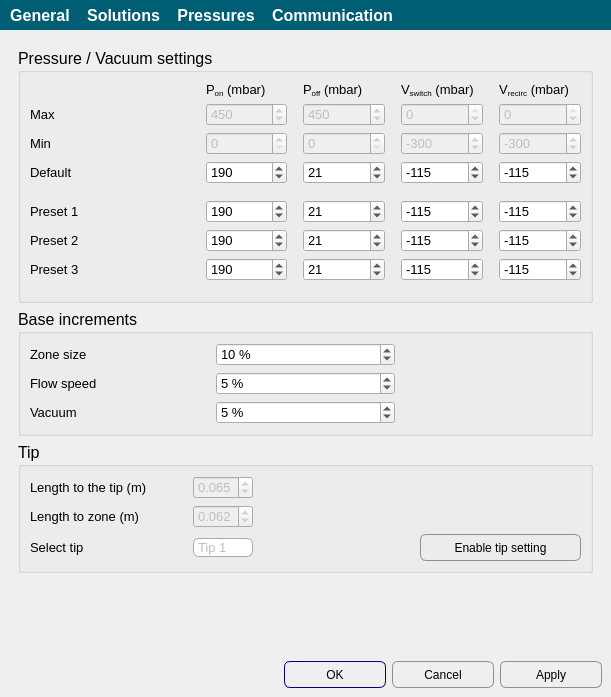
Above: apps/Biopen_wizard/tools.ui from bellonemauro/Labonatip2.0 before the change. Below: the same form after it.
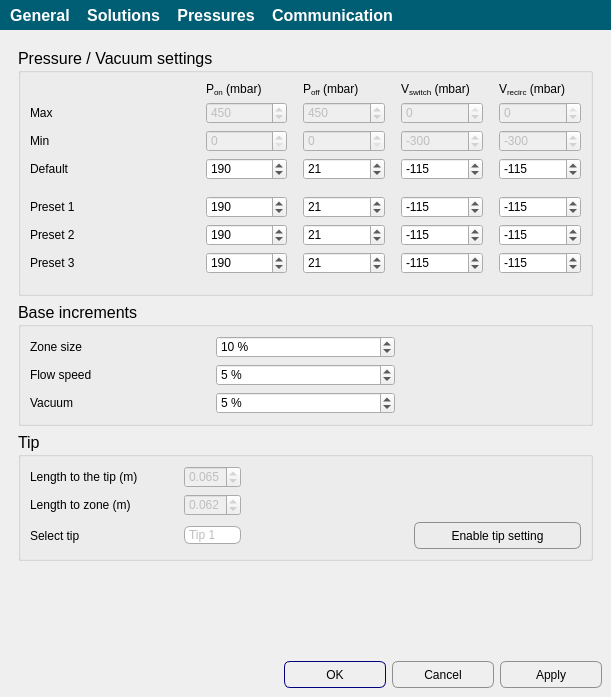
That is the form after the change. The open tabs and pages were chosen to show the change. Icons and pictures are not drawn.

Diff of the .ui file:
```diff
--- a/apps/Biopen_wizard/tools.ui
+++ b/apps/Biopen_wizard/tools.ui
@@ -20,6 +20,7 @@
 font-size: 16px;
 font-weight: 900;
 }
+
 QToolButton:hover {
 color:rgb(255,255,255);
      background-color: rgb(0, 94, 116);
@@ -37,6 +38,7 @@
 QCheckBox {
     background-color: transparent;
     color: black;
+    font-size: 12px;
 }
 
 
@@ -68,73 +70,9 @@
 QCheckBox::indicator:unchecked {
     background-color: #FAFAFA;
     border: 1px solid darkgrey;
-}</string>
-  </property>
-  <property name="iconSize">
-   <size>
-    <width>60</width>
-    <height>60</height>
-   </size>
-  </property>
-  <widget class="QWidget" name="centralwidget">
-   <layout class="QGridLayout" name="gridLayout_2">
-    <item row="1" column="0">
-     <widget class="QDialogButtonBox" name="buttonBox">
-      <property name="font">
-       <font>
-        <pointsize>11</pointsize>
-       </font>
-      </property>
-      <property name="styleSheet">
-       <string notr="true"> QPushButton {
-     border: 1px solid #8f8f91;
-     border-radius: 6px;
-     width: 100px;
-     height: 25px;
-     font-size: 12px;
-     background-color: qlineargradient(x1: 0, y1: 0, x2: 0, y2: 1,
-                                       stop: 0 #f6f7fa, stop: 1 #dadbde);
+}
 
- }
-
-
- QPushButton:focus:pressed {
-     background-color: qlineargradient(x1: 0, y1: 0, x2: 0, y2: 1,
-                                       stop: 0 #F0F0FF, stop: 1 #f6f7fa);
- }
-
- QPushButton:hover {
-     background-color: qlineargradient(x1: 0, y1: 0, x2: 0, y2: 1,
-                                       stop: 0 #f6f7fa, stop: 1 #F0F0FF);
- }
-
-QPushButton:disabled{ background-color: #CCCCCC; }
-
- QPushButton:flat {
-     border: none; /* no border for a flat push button */
- }
-
- QPushButton:default {
-     border-color: navy; /* make the default button prominent */
- }</string>
-      </property>
-      <property name="standardButtons">
-       <set>QDialogButtonBox::Apply|QDialogButtonBox::Cancel|QDialogButtonBox::Ok</set>
-      </property>
-     </widget>
-    </item>
-    <item row="0" column="0">
-     <widget class="QStackedWidget" name="stackedWidget">
-      <property name="font">
-       <font>
-        <pointsize>11</pointsize>
-       </font>
-      </property>
-      <property name="acceptDrops">
-       <bool>false</bool>
-      </property>
-      <property name="styleSheet">
-       <string notr="true"> QPushButton {
+ QPushButton {
      border: 1px solid #8f8f91;
      border-radius: 6px;
      height: 25px;
@@ -170,6 +108,7 @@
     border-radius: 6px;
 	border-color: rgb(170, 170, 170);
     min-width: 6em;
+    font-size: 12px;
 	background-color: qlineargradient(x1: 0, y1: 0, x2: 0, y2: 1,
                                        stop: 0 #f6f7fa, stop: 1 #dadbde);
 }
@@ -199,7 +138,87 @@
     top: 1px;
     left: 1px;
 }
+
+QLabel 
+{
+    font-size: 12px;
+}
+
+
+QSpinBox {
+    font-size: 12px;
+}
+
+QDoubleSpinBox {
+    font-size: 12px;
+}
 </string>
+  </property>
+  <property name="iconSize">
+   <size>
+    <width>60</width>
+    <height>60</height>
+   </size>
+  </property>
+  <widget class="QWidget" name="centralwidget">
+   <layout class="QGridLayout" name="gridLayout_2">
+    <item row="1" column="0">
+     <widget class="QDialogButtonBox" name="buttonBox">
+      <property name="font">
+       <font>
+        <pointsize>11</pointsize>
+       </font>
+      </property>
+      <property name="styleSheet">
+       <string notr="true"> QPushButton {
+     border: 1px solid #8f8f91;
+     border-radius: 6px;
+     width: 100px;
+     height: 25px;
+     font-size: 12px;
+     background-color: qlineargradient(x1: 0, y1: 0, x2: 0, y2: 1,
+                                       stop: 0 #f6f7fa, stop: 1 #dadbde);
+
+ }
+
+
+ QPushButton:focus:pressed {
+     background-color: qlineargradient(x1: 0, y1: 0, x2: 0, y2: 1,
+                                       stop: 0 #F0F0FF, stop: 1 #f6f7fa);
+ }
+
+ QPushButton:hover {
+     background-color: qlineargradient(x1: 0, y1: 0, x2: 0, y2: 1,
+                                       stop: 0 #f6f7fa, stop: 1 #F0F0FF);
+ }
+
+QPushButton:disabled{ background-color: #CCCCCC; }
+
+ QPushButton:flat {
+     border: none; /* no border for a flat push button */
+ }
+
+ QPushButton:default {
+     border-color: navy; /* make the default button prominent */
+ }</string>
+      </property>
+      <property name="standardButtons">
+       <set>QDialogButtonBox::Apply|QDialogButtonBox::Cancel|QDialogButtonBox::Ok</set>
+      </property>
+     </widget>
+    </item>
+    <item row="0" column="0">
+     <widget class="QStackedWidget" name="stackedWidget">
+      <property name="font">
+       <font>
+        <pointsize>11</pointsize>
+       </font>
+      </property>
+      <property name="acceptDrops">
+       <bool>false</bool>
+      </property>
+      <property name="styleSheet">
+       <string notr="true"/>
       </property>
       <property name="frameShape">
        <enum>QFrame::NoFrame</enum>
@@ -2110,7 +2129,7 @@
             <widget class="QLabel" name="label_27">
              <property name="font">
               <font>
-               <pointsize>10</pointsize>
+               <pointsize>-1</pointsize>
               </font>
              </property>
              <property name="text">
@@ -2122,7 +2141,7 @@
             <widget class="QLabel" name="label_25">
              <property name="font">
               <font>
-               <pointsize>10</pointsize>
+               <pointsize>-1</pointsize>
               </font>
              </property>
              <property name="text">
@@ -2134,7 +2153,7 @@
             <widget class="QLabel" name="label_26">
              <property name="font">
               <font>
-               <pointsize>10</pointsize>
+               <pointsize>-1</pointsize>
               </font>
              </property>
              <property name="text">
@@ -2187,7 +2206,7 @@
              </property>
              <property name="font">
               <font>
-               <pointsize>10</pointsize>
+               <pointsize>-1</pointsize>
               </font>
              </property>
              <property name="toolTip">
@@ -2205,7 +2224,7 @@
             <widget class="QLabel" name="label_31">
              <property name="font">
               <font>
-               <pointsize>10</pointsize>
+               <pointsize>-1</pointsize>
               </font>
              </property>
              <property name="text">
@@ -2217,7 +2236,7 @@
             <widget class="QLabel" name="label_29">
              <property name="font">
               <font>
-               <pointsize>10</pointsize>
+               <pointsize>-1</pointsize>
               </font>
              </property>
              <property name="text">
@@ -2254,7 +2273,7 @@
              </property>
              <property name="font">
               <font>
-               <pointsize>10</pointsize>
+               <pointsize>-1</pointsize>
               </font>
              </property>
              <property name="toolTip">
@@ -2284,7 +2303,7 @@
              </property>
              <property name="font">
               <font>
-               <pointsize>10</pointsize>
+               <pointsize>-1</pointsize>
               </font>
              </property>
              <property name="toolTip">
@@ -2314,7 +2333,7 @@
              </property>
              <property name="font">
               <font>
-               <pointsize>10</pointsize>
+               <pointsize>-1</pointsize>
               </font>
              </property>
              <property name="toolTip">
@@ -2344,7 +2363,7 @@
              </property>
              <property name="font">
               <font>
-               <pointsize>10</pointsize>
+               <pointsize>-1</pointsize>
               </font>
              </property>
              <property name="toolTip">
@@ -2377,7 +2396,7 @@
              </property>
              <property name="font">
               <font>
-               <pointsize>10</pointsize>
+               <pointsize>-1</pointsize>
               </font>
              </property>
              <property name="toolTip">
@@ -2407,7 +2426,7 @@
              </property>
              <property name="font">
               <font>
-               <pointsize>10</pointsize>
+               <pointsize>-1</pointsize>
               </font>
              </property>
              <property name="toolTip">
@@ -2425,7 +2444,7 @@
             <widget class="QLabel" name="label_30">
              <property name="font">
               <font>
-               <pointsize>10</pointsize>
+               <pointsize>-1</pointsize>
               </font>
              </property>
              <property name="text">
@@ -2446,7 +2465,7 @@
              </property>
              <property name="font">
               <font>
-               <pointsize>10</pointsize>
+               <pointsize>-1</pointsize>
               </font>
              </property>
              <property name="toolTip">
@@ -2467,7 +2486,7 @@
             <widget class="QLabel" name="label_28">
              <property name="font">
               <font>
-               <pointsize>10</pointsize>
+               <pointsize>-1</pointsize>
               </font>
              </property>
              <property name="text">
@@ -2488,7 +2507,7 @@
              </property>
              <property name="font">
               <font>
-               <pointsize>10</pointsize>
+               <pointsize>-1</pointsize>
               </font>
              </property>
              <property name="toolTip">
@@ -2528,7 +2547,7 @@
              </property>
              <property name="font">
               <font>
-               <pointsize>10</pointsize>
+               <pointsize>-1</pointsize>
               </font>
              </property>
              <property name="toolTip">
@@ -2552,7 +2571,7 @@
              </property>
              <property name="font">
               <font>
-               <pointsize>10</pointsize>
+               <pointsize>-1</pointsize>
               </font>
              </property>
              <property name="toolTip">
@@ -2579,7 +2598,7 @@
              </property>
              <property name="font">
               <font>
-               <pointsize>10</pointsize>
+               <pointsize>-1</pointsize>
               </font>
              </property>
              <property name="toolTip">
@@ -2606,7 +2625,7 @@
              </property>
              <property name="font">
               <font>
-               <pointsize>10</pointsize>
+               <pointsize>-1</pointsize>
               </font>
              </property>
              <property name="toolTip">
@@ -2633,9 +2652,7 @@
              </property>
              <property name="font">
               <font>
-               <pointsize>10</pointsize>
-               <weight>50</weight>
-               <bold>false</bold>
+               <pointsize>-1</pointsize>
               </font>
              </property>
              <property name="toolTip">
@@ -2659,7 +2676,7 @@
              </property>
              <property name="font">
               <font>
-               <pointsize>10</pointsize>
+               <pointsize>-1</pointsize>
               </font>
              </property>
              <property name="text">
@@ -2677,7 +2694,7 @@
              </property>
              <property name="font">
               <font>
-               <pointsize>10</pointsize>
+               <pointsize>-1</pointsize>
               </font>
              </property>
              <property name="toolTip">
@@ -2701,7 +2718,7 @@
              </property>
              <property name="font">
               <font>
-               <pointsize>10</pointsize>
+               <pointsize>-1</pointsize>
               </font>
              </property>
              <property name="toolTip">
@@ -2728,7 +2745,7 @@
              </property>
              <property name="font">
               <font>
-               <pointsize>10</pointsize>
+               <pointsize>-1</pointsize>
               </font>
              </property>
              <property name="toolTip">
@@ -2752,7 +2769,7 @@
              </property>
              <property name="font">
               <font>
-               <pointsize>10</pointsize>
+               <pointsize>-1</pointsize>
               </font>
              </property>
              <property name="toolTip">
@@ -2779,7 +2796,7 @@
              </property>
              <property name="font">
               <font>
-               <pointsize>10</pointsize>
+               <pointsize>-1</pointsize>
               </font>
              </property>
              <property name="toolTip">
@@ -2803,7 +2820,7 @@
              </property>
              <property name="font">
               <font>
-               <pointsize>10</pointsize>
+               <pointsize>-1</pointsize>
               </font>
              </property>
              <property name="toolTip">
@@ -2830,7 +2847,7 @@
              </property>
              <property name="font">
               <font>
-               <pointsize>10</pointsize>
+               <pointsize>-1</pointsize>
               </font>
              </property>
              <property name="text">
@@ -2848,7 +2865,7 @@
              </property>
              <property name="font">
               <font>
-               <pointsize>10</pointsize>
+               <pointsize>-1</pointsize>
               </font>
              </property>
              <property name="toolTip">
@@ -2872,7 +2889,7 @@
              </property>
              <property name="font">
               <font>
-               <pointsize>10</pointsize>
+               <pointsize>-1</pointsize>
               </font>
              </property>
              <property name="text">
@@ -2890,7 +2907,7 @@
              </property>
              <property name="font">
               <font>
-               <pointsize>10</pointsize>
+               <pointsize>-1</pointsize>
               </font>
              </property>
              <property name="toolTip">
@@ -2914,7 +2931,7 @@
              </property>
              <property name="font">
               <font>
-               <pointsize>10</pointsize>
+               <pointsize>-1</pointsize>
               </font>
              </property>
              <property name="toolTip">
@@ -2941,7 +2958,7 @@
              </property>
              <property name="font">
               <font>
-               <pointsize>10</pointsize>
+               <pointsize>-1</pointsize>
               </font>
              </property>
              <property name="toolTip">
@@ -3011,9 +3028,7 @@
             <widget class="QSpinBox" name="spinBox_ds_increment">
              <property name="font">
               <font>
-               <pointsize>10</pointsize>
-               <weight>50</weight>
-               <bold>false</bold>
+               <pointsize>-1</pointsize>
               </font>
              </property>
              <property name="toolTip">
@@ -3046,9 +3061,7 @@
              </property>
              <property name="font">
               <font>
-               <pointsize>10</pointsize>
-               <weight>50</weight>
-               <bold>false</bold>
+               <pointsize>-1</pointsize>
               </font>
              </property>
              <property name="text">
@@ -3073,9 +3086,7 @@
              </property>
              <property name="font">
               <font>
-               <pointsize>10</pointsize>
-               <weight>50</weight>
-               <bold>false</bold>
+               <pointsize>-1</pointsize>
               </font>
              </property>
              <property name="text">
@@ -3087,9 +3098,7 @@
             <widget class="QSpinBox" name="spinBox_fs_increment">
              <property name="font">
               <font>
-               <pointsize>10</pointsize>
-               <weight>50</weight>
-               <bold>false</bold>
+               <pointsize>-1</pointsize>
               </font>
              </property>
              <property name="toolTip">
@@ -3122,9 +3131,7 @@
              </property>
              <property name="font">
               <font>
-               <pointsize>10</pointsize>
-               <weight>50</weight>
-               <bold>false</bold>
+               <pointsize>-1</pointsize>
               </font>
              </property>
              <property name="text">
@@ -3136,9 +3143,7 @@
             <widget class="QSpinBox" name="spinBox_v_increment">
              <property name="font">
               <font>
-               <pointsize>10</pointsize>
-               <weight>50</weight>
-               <bold>false</bold>
+               <pointsize>-1</pointsize>
               </font>
              </property>
              <property name="toolTip">
@@ -3217,7 +3222,7 @@
              </property>
              <property name="font">
               <font>
-               <pointsize>10</pointsize>
+               <pointsize>-1</pointsize>
               </font>
              </property>
              <property name="text">
@@ -3229,7 +3234,7 @@
             <widget class="QLabel" name="label_40">
              <property name="font">
               <font>
-               <pointsize>10</pointsize>
+               <pointsize>-1</pointsize>
               </font>
              </property>
              <property name="text">
@@ -3241,7 +3246,7 @@
             <widget class="QLabel" name="label_41">
              <property name="font">
               <font>
-               <pointsize>10</pointsize>
+               <pointsize>-1</pointsize>
               </font>
              </property>
              <property name="text">
@@ -3256,7 +3261,7 @@
              </property>
              <property name="font">
               <font>
-               <pointsize>10</pointsize>
+               <pointsize>-1</pointsize>
               </font>
              </property>
              <item>
@@ -3284,7 +3289,7 @@
              </property>
              <property name="font">
               <font>
-               <pointsize>10</pointsize>
+               <pointsize>-1</pointsize>
               </font>
              </property>
              <property name="decimals">
@@ -3320,7 +3325,7 @@
              </property>
              <property name="font">
               <font>
-               <pointsize>10</pointsize>
+               <pointsize>-1</pointsize>
               </font>
              </property>
              <property name="decimals">
```
Left out of the diff: 174 changed lines with no effect on the pictures.
